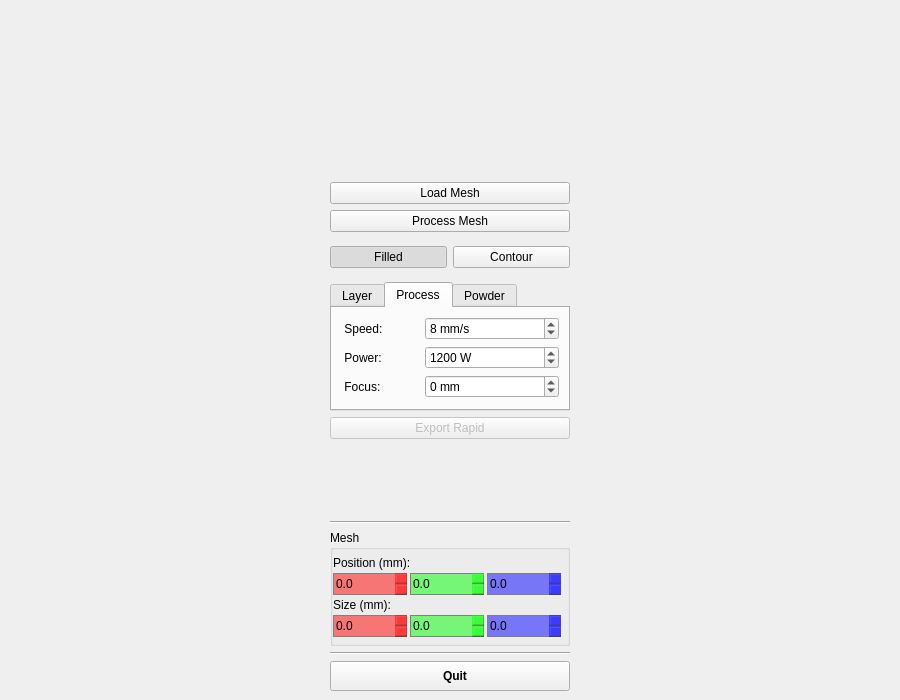
openlmd/robpath, file robpath_planning/resources/robpath.ui: the form before one commit.
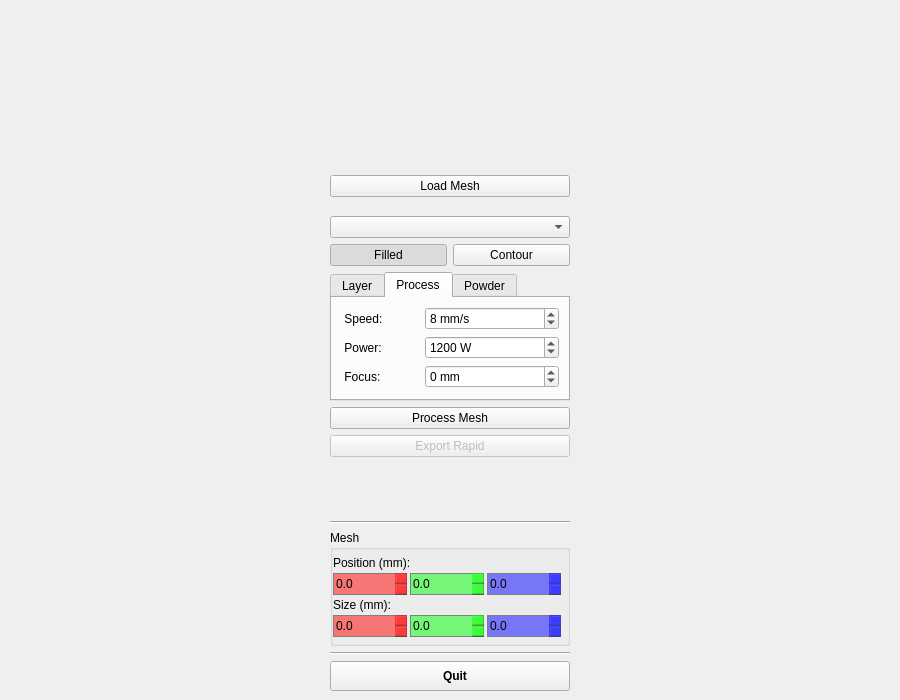
The form after the commit. The open tabs and pages were chosen to show the change. Icons and pictures are not drawn.

Patch:
```diff
--- a/robpath_planning/resources/robpath.ui
+++ b/robpath_planning/resources/robpath.ui
@@ -86,28 +86,28 @@
       </property>
      </widget>
     </item>
-    <item row="24" column="1">
+    <item row="25" column="1">
      <widget class="Line" name="line_4">
       <property name="orientation">
        <enum>Qt::Horizontal</enum>
       </property>
      </widget>
     </item>
-    <item row="0" column="0" rowspan="30">
+    <item row="0" column="0" rowspan="31">
      <layout class="QHBoxLayout" name="boxPlot">
       <property name="spacing">
        <number>0</number>
       </property>
      </layout>
     </item>
-    <item row="28" column="1">
-     <widget class="Line" name="line_5">
-      <property name="orientation">
-       <enum>Qt::Horizontal</enum>
-      </property>
-     </widget>
-    </item>
     <item row="29" column="1">
+     <widget class="Line" name="line_5">
+      <property name="orientation">
+       <enum>Qt::Horizontal</enum>
+      </property>
+     </widget>
+    </item>
+    <item row="30" column="1">
      <widget class="QPushButton" name="btnQuit">
       <property name="enabled">
        <bool>true</bool>
@@ -153,7 +153,7 @@
       </property>
      </widget>
     </item>
-    <item row="25" column="1" rowspan="3">
+    <item row="26" column="1" rowspan="3">
      <widget class="QGroupBox" name="groupBox">
       <property name="font">
        <font>
@@ -498,6 +498,35 @@
       </property>
      </widget>
     </item>
+    <item row="16" column="1">
+     <widget class="QPushButton" name="btnSaveRapid">
+      <property name="enabled">
+       <bool>false</bool>
+      </property>
+      <property name="minimumSize">
+       <size>
+        <width>240</width>
+        <height>0</height>
+       </size>
+      </property>
+      <property name="maximumSize">
+       <size>
+        <width>240</width>
+        <height>16777215</height>
+       </size>
+      </property>
+      <property name="font">
+       <font>
+        <weight>50</weight>
+        <italic>false</italic>
+        <bold>false</bold>
+       </font>
+      </property>
+      <property name="text">
+       <string>Export Rapid</string>
+      </property>
+     </widget>
+    </item>
     <item row="14" column="1">
      <widget class="QTabWidget" name="tabWidget">
       <property name="sizePolicy">
@@ -525,7 +554,7 @@
        </font>
       </property>
       <property name="currentIndex">
-       <number>0</number>
+       <number>1</number>
       </property>
       <widget class="QWidget" name="tab_3">
        <attribute name="title">
@@ -907,36 +936,7 @@
       </widget>
      </widget>
     </item>
-    <item row="15" column="1">
-     <widget class="QPushButton" name="btnSaveRapid">
-      <property name="enabled">
-       <bool>false</bool>
-      </property>
-      <property name="minimumSize">
-       <size>
-        <width>240</width>
-        <height>0</height>
-       </size>
-      </property>
-      <property name="maximumSize">
-       <size>
-        <width>240</width>
-        <height>16777215</height>
-       </size>
-      </property>
-      <property name="font">
-       <font>
-        <weight>50</weight>
-        <italic>false</italic>
-        <bold>false</bold>
-       </font>
-      </property>
-      <property name="text">
-       <string>Export Rapid</string>
-      </property>
-     </widget>
-    </item>
-    <item row="16" column="1" rowspan="8">
+    <item row="17" column="1" rowspan="8">
      <spacer name="verticalSpacer">
       <property name="orientation">
        <enum>Qt::Vertical</enum>
@@ -949,7 +949,7 @@
       </property>
      </spacer>
     </item>
-    <item row="9" column="1">
+    <item row="15" column="1">
      <widget class="QPushButton" name="btnProcessMesh">
       <property name="enabled">
        <bool>true</bool>
@@ -977,7 +977,7 @@
       </property>
      </widget>
     </item>
-    <item row="10" column="1" rowspan="4">
+    <item row="13" column="1">
      <layout class="QGridLayout" name="gridLayout_2">
       <property name="verticalSpacing">
        <number>6</number>
@@ -1019,6 +1019,19 @@
       </item>
      </layout>
     </item>
+    <item row="10" column="1" rowspan="3">
+     <widget class="QComboBox" name="btnSelectMesh">
+      <property name="font">
+       <font>
+        <weight>50</weight>
+        <bold>false</bold>
+       </font>
+      </property>
+      <property name="editable">
+       <bool>false</bool>
+      </property>
+     </widget>
+    </item>
    </layout>
   </widget>
  </widget>
```
